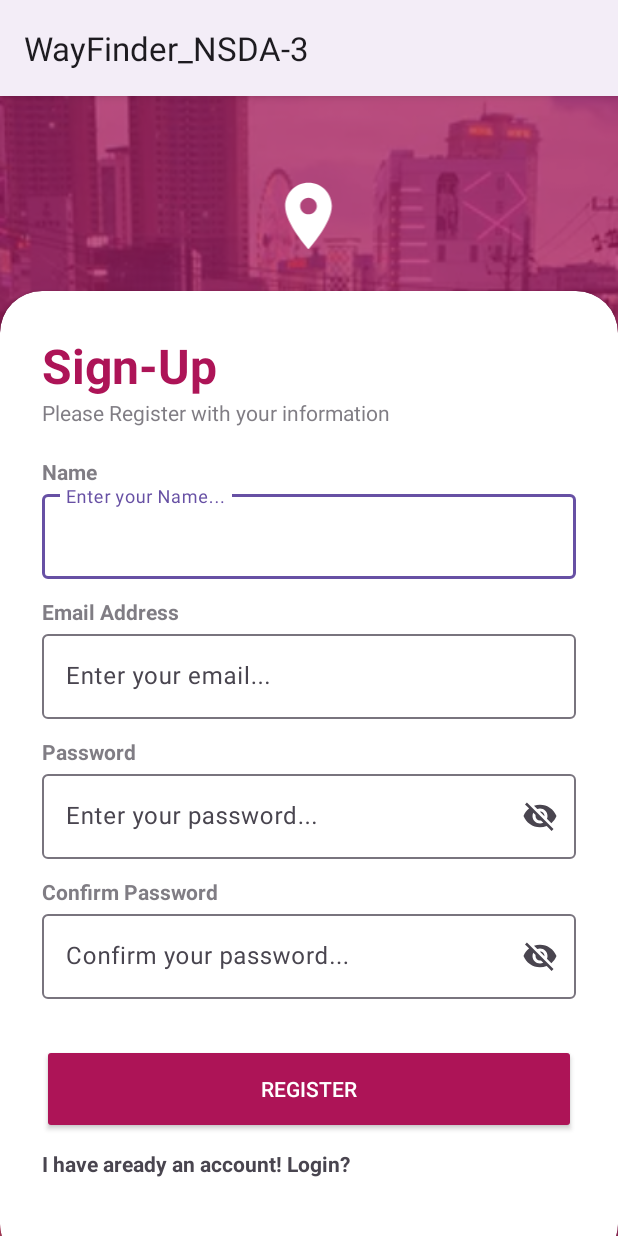
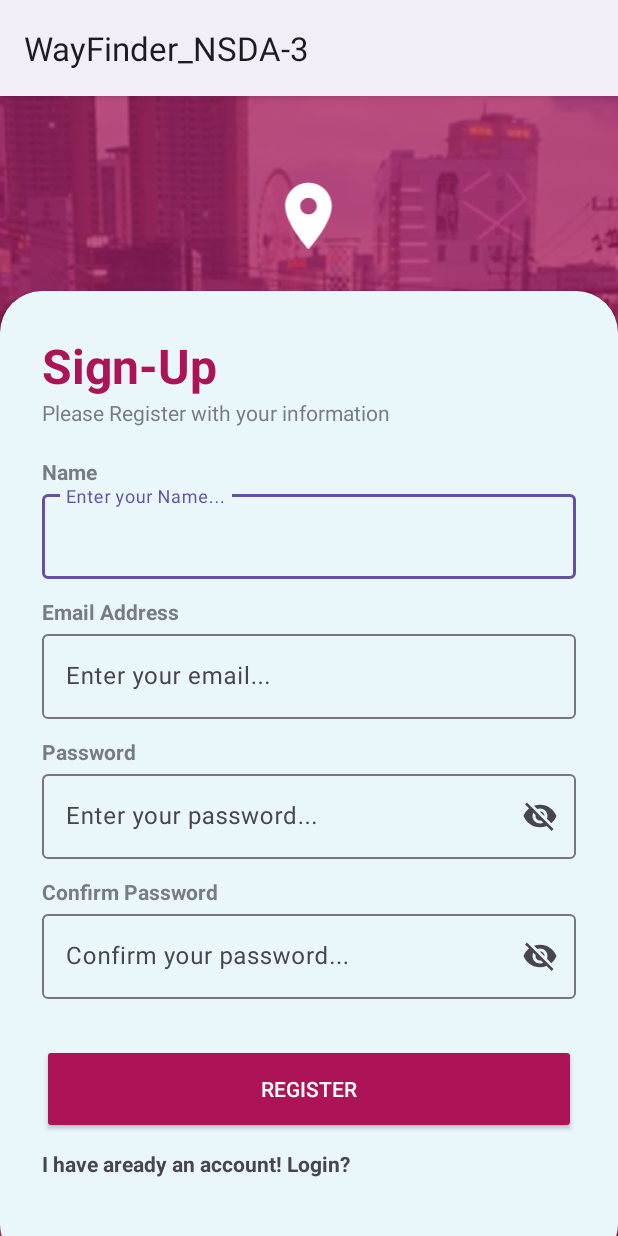
Before and after one commit to sazzad369/Wayfinder_NSDA-3, an Android app: the RegisterActivity screen opened directly, with no data from a screen before it, on a phone screen of 412 x 824 dp. Run offline under Robolectric (Android 15) with nearby library versions, the phone set to English and light mode, and no system bars; our stand-ins replace Firebase (no records; nobody signed in at launch, a user with empty details on screens opened directly); 1 statement that could not run was skipped.

Commit message:
part3 update

```diff
--- a/app/src/main/res/layout/activity_login.xml
+++ b/app/src/main/res/layout/activity_login.xml
@@ -51,6 +51,7 @@
             android:layout_width="match_parent"
             android:layout_height="600dp"
             android:orientation="vertical"
+            android:background="#83D4EFF8"
             android:padding="28dp">
             <TextView
                 android:layout_width="wrap_content"
--- a/app/src/main/res/layout/activity_register.xml
+++ b/app/src/main/res/layout/activity_register.xml
@@ -10,21 +10,21 @@
     <RelativeLayout
         android:layout_width="match_parent"
         android:layout_height="match_parent"
-        android:background="@color/my_primary"
-        android:alpha="0.7"/>
+        android:alpha="0.7"
+        android:background="@color/my_primary" />
 
     <LinearLayout
         android:layout_width="match_parent"
         android:layout_height="match_parent"
+        android:layout_above="@id/card_view"
+        android:gravity="center"
         android:orientation="vertical"
-        android:gravity="center"
-        android:layout_above="@id/card_view"
         android:padding="28dp">
 
         <ImageView
-            android:layout_marginTop="30dp"
             android:layout_width="67dp"
             android:layout_height="53dp"
+            android:layout_marginTop="30dp"
             android:src="@drawable/location_icon" />
 
         <TextView
@@ -40,40 +40,41 @@
     </LinearLayout>
 
     <androidx.cardview.widget.CardView
+        android:id="@+id/card_view"
         android:layout_width="match_parent"
         android:layout_height="wrap_content"
         android:layout_alignParentBottom="true"
-        app:cardCornerRadius="28dp"
         android:layout_marginBottom="-20dp"
-        android:id="@+id/card_view"
-        >
+        app:cardCornerRadius="28dp">
 
         <LinearLayout
             android:layout_width="match_parent"
             android:layout_height="650dp"
+            android:background="#83D4EFF8"
             android:orientation="vertical"
             android:padding="28dp">
+
             <TextView
                 android:layout_width="wrap_content"
                 android:layout_height="wrap_content"
                 android:text="Sign-Up"
                 android:textColor="@color/my_primary"
                 android:textSize="32sp"
-                android:textStyle="bold"/>
+                android:textStyle="bold" />
 
             <TextView
                 android:layout_width="wrap_content"
                 android:layout_height="wrap_content"
-                android:text="Please Register with your information"
-                android:alpha="0.7"/>
+                android:alpha="0.7"
+                android:text="Please Register with your information" />
 
             <TextView
-                android:layout_marginTop="20dp"
                 android:layout_width="wrap_content"
                 android:layout_height="wrap_content"
+                android:layout_marginTop="20dp"
+                android:alpha="0.7"
                 android:text="Name"
-                android:alpha="0.7"
-                android:textStyle="bold"/>
+                android:textStyle="bold" />
 
             <com.google.android.material.textfield.TextInputLayout
                 android:id="@+id/textInputLayout0"
@@ -86,13 +87,14 @@
                     android:id="@+id/displayNameEt"
                     android:layout_width="match_parent"
                     android:layout_height="match_parent" />
+
                 <TextView
                     android:layout_width="wrap_content"
                     android:layout_height="wrap_content"
-                    android:text="Email Address"
                     android:layout_marginTop="12dp"
                     android:alpha="0.7"
-                    android:textStyle="bold"/>
+                    android:text="Email Address"
+                    android:textStyle="bold" />
             </com.google.android.material.textfield.TextInputLayout>
 
             <com.google.android.material.textfield.TextInputLayout
@@ -107,13 +109,15 @@
                     android:layout_width="match_parent"
                     android:layout_height="match_parent" />
             </com.google.android.material.textfield.TextInputLayout>
+
             <TextView
                 android:layout_width="wrap_content"
                 android:layout_height="wrap_content"
-                android:text="Password"
                 android:layout_marginTop="12dp"
                 android:alpha="0.7"
-                android:textStyle="bold"/>
+                android:text="Password"
+                android:textStyle="bold" />
+
             <com.google.android.material.textfield.TextInputLayout
                 android:id="@+id/textInputLayout1"
                 android:layout_width="match_parent"
@@ -126,13 +130,15 @@
                     android:layout_width="match_parent"
                     android:layout_height="match_parent" />
             </com.google.android.material.textfield.TextInputLayout>
+
             <TextView
                 android:layout_width="wrap_content"
                 android:layout_height="wrap_content"
-                android:text="Confirm Password"
                 android:layout_marginTop="12dp"
                 android:alpha="0.7"
-                android:textStyle="bold"/>
+                android:text="Confirm Password"
+                android:textStyle="bold" />
+
             <com.google.android.material.textfield.TextInputLayout
                 android:id="@+id/textInputLayout2"
                 android:layout_width="match_parent"
@@ -149,7 +155,7 @@
 
             <View
                 android:layout_width="wrap_content"
-                android:layout_height="10dp"/>
+                android:layout_height="10dp" />
 
             <Button
                 android:id="@+id/registerBtn"
@@ -168,12 +174,11 @@
                 android:id="@+id/loginTxt"
                 android:layout_width="match_parent"
                 android:layout_height="wrap_content"
-                android:textStyle="bold"
+                android:layout_marginTop="10dp"
                 android:layout_marginBottom="8dp"
-                android:layout_marginTop="10dp"
                 android:text="I have aready an account! Login?"
-                android:textAlignment="center" />
-
+                android:textAlignment="center"
+                android:textStyle="bold" />
 
 
         </LinearLayout>
```
